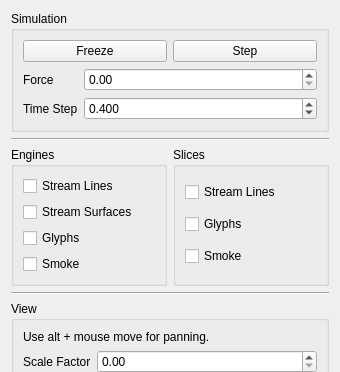
Old version of the form smoke/view/simulationtab.ui in the repository bvanloon/Scientific-Visualization; both pictures show x 0 to 340 and y 0 to 372 of the 340 by 880 pixel window.
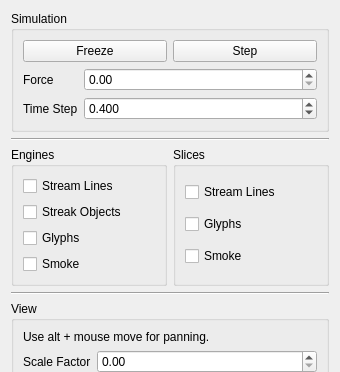
New version of the form.

Patch:
```diff
--- a/smoke/view/simulationtab.ui
+++ b/smoke/view/simulationtab.ui
@@ -124,7 +124,7 @@
         <item>
          <widget class="QCheckBox" name="streamSurfacesCheckBox">
           <property name="text">
-           <string>Stream Surfaces</string>
+           <string>Streak Objects</string>
           </property>
          </widget>
         </item>
```
